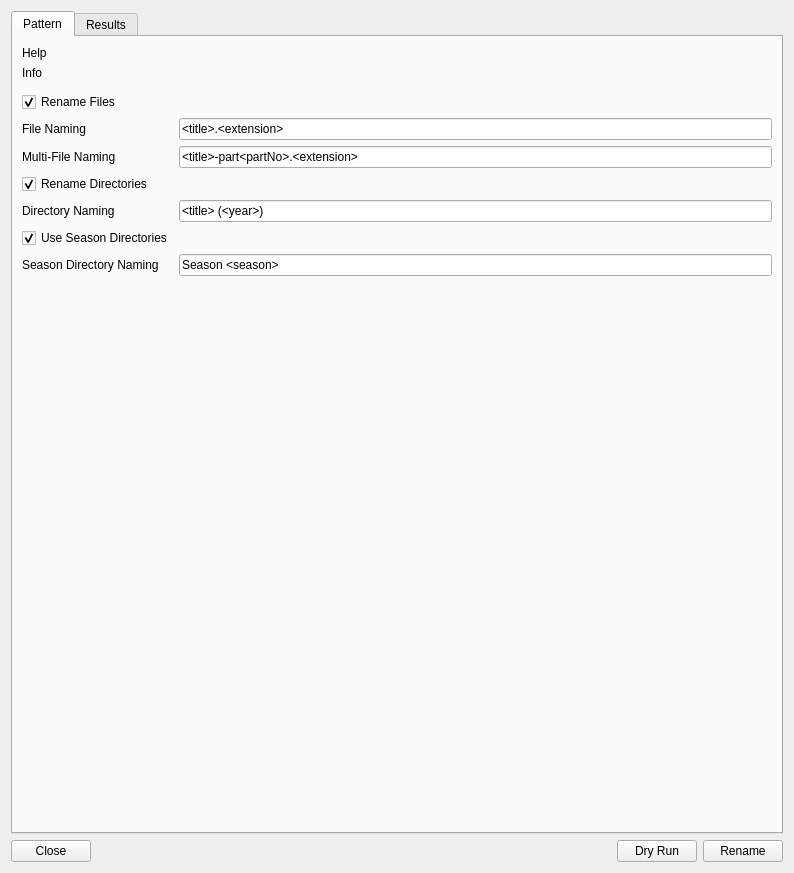
Komet/MediaElch, file src/renamer/RenamerDialog.ui: the form before one commit.
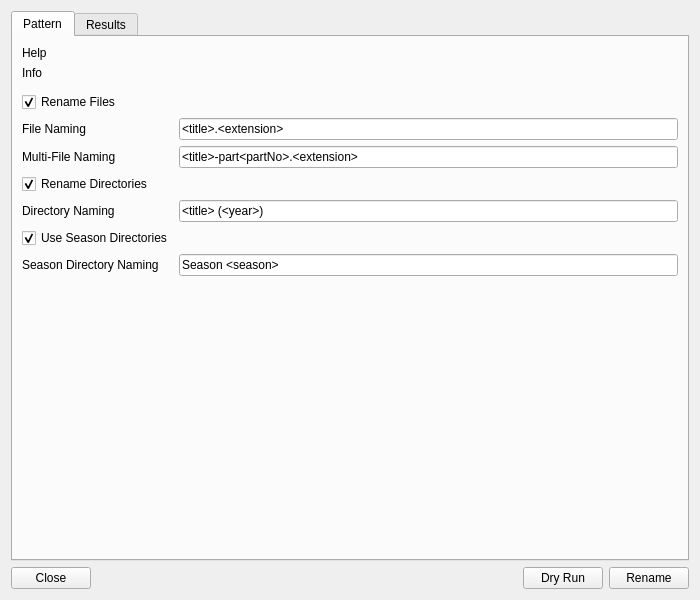
The form after the commit. Icons and pictures are not drawn. Custom widgets are drawn as their Qt base class.

Diff of the .ui file:
```diff
--- a/src/renamer/RenamerDialog.ui
+++ b/src/renamer/RenamerDialog.ui
@@ -9,8 +9,8 @@
    <rect>
     <x>0</x>
     <y>0</y>
-    <width>794</width>
-    <height>873</height>
+    <width>700</width>
+    <height>600</height>
    </rect>
   </property>
   <property name="windowTitle">
```
